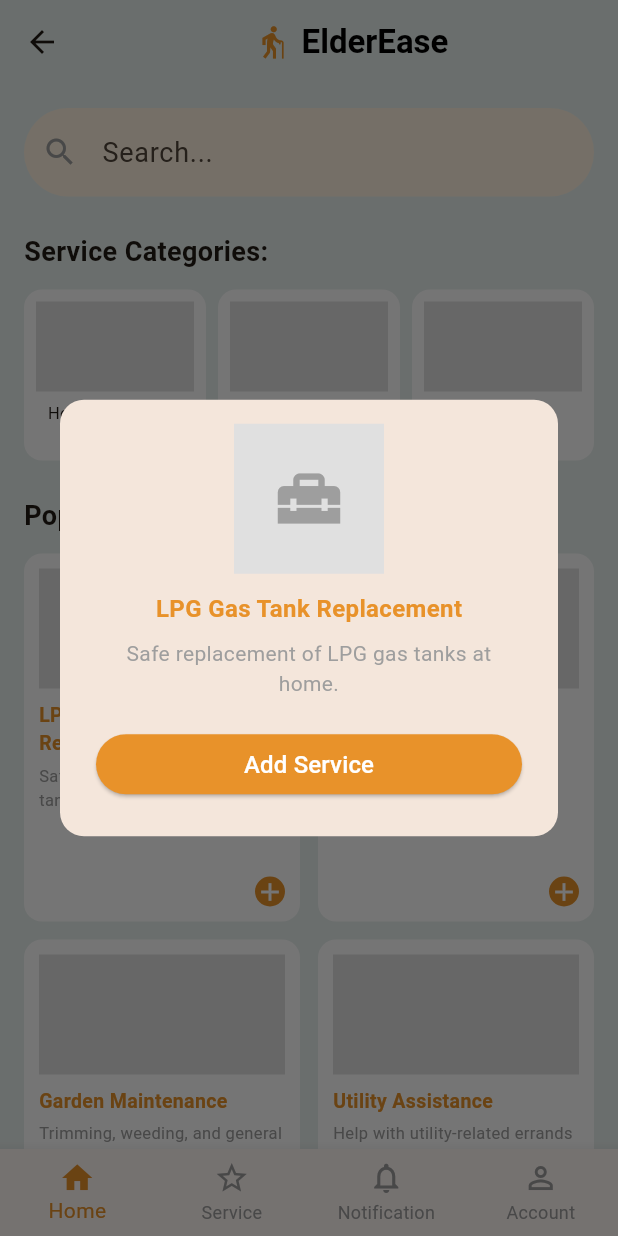
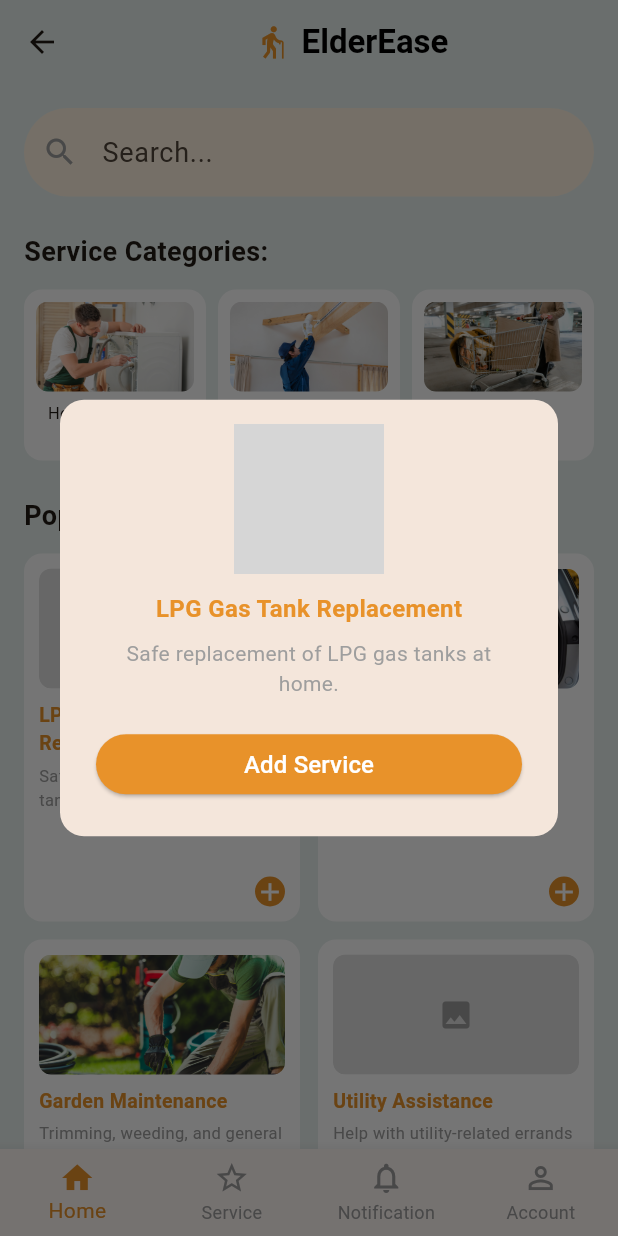
Before and after one commit to bertxdd/elderease, a Flutter app: the HomeScreen screen opened directly with empty values, item 2 of the bottom bar chosen, after a tap on the "arrow back" icon, after a tap on the "add" icon, on a phone screen of 412 x 824 dp. Run offline on Flutter 3.47's test engine with Material 3 defaults, Android fonts, the phone set to English and light mode, and no system bars; our stand-ins replace flutter_map, geolocator, latlong2, shared_preferences; accounts and stored records are empty; network calls fail; grey boxes are pictures that could not be loaded.

Commit message:
Refactor service categories and add image assets for improved UI representation

```diff
--- /dev/null
+++ b/lib/config/service_image_config.dart
@@ -0,0 +1,73 @@
+import 'package:flutter/material.dart';
+
+const Map<String, String> categoryImageByTitle = {
+  'Heavy Household Chores': 'lib/screens/heavy household chores.png',
+  'Home Maintenance & Support': 'lib/screens/home maintenance.png',
+  'Errands and Logistics': 'lib/screens/errands and logistics.png',
+};
+
+const Map<String, String> serviceImageByName = {
+  'LPG Gas Tank Replacement': 'lib/screens/lpg gas tank replacement.png',
+  'Grocery Collection': 'lib/screens/grocery cpllection.png',
+  'Garden Maintenance': 'lib/screens/garden maintenance.png',
+  'Utility Assistance': 'lib/screens/utility assistance.png',
+  'Water Container Refill': 'lib/screens/water container refill.png',
+  'Medical Prescription Pickup': 'lib/screens/medical prescription pickup.png',
+};
+
+String? categoryImagePath(String categoryTitle) {
+  return categoryImageByTitle[categoryTitle];
+}
+
+String? serviceImagePath(String serviceName) {
+  return serviceImageByName[serviceName];
+}
+
+Widget buildMappedImage(
+  String? assetPath, {
+  required double height,
+  double? width,
+  BoxFit fit = BoxFit.cover,
+  BorderRadius borderRadius = const BorderRadius.all(Radius.circular(8)),
+}) {
+  if (assetPath == null || assetPath.isEmpty) {
+    return _buildImageFallback(height: height, width: width, borderRadius: borderRadius);
+  }
+
+  return SizedBox(
+    height: height,
+    width: width,
+    child: ClipRRect(
+      borderRadius: borderRadius,
+      child: Image.asset(
+        assetPath,
+        fit: fit,
+        errorBuilder: (context, error, stackTrace) {
+          return _buildImageFallback(
+            height: height,
+            width: width,
+            borderRadius: borderRadius,
+          );
+        },
+      ),
+    ),
+  );
+}
+
+Widget _buildImageFallback({
+  required double height,
+  double? width,
+  required BorderRadius borderRadius,
+}) {
+  return Container(
+    height: height,
+    width: width,
+    decoration: BoxDecoration(
+      color: Colors.grey[300],
+      borderRadius: borderRadius,
+    ),
+    child: const Center(
+      child: Icon(Icons.image, color: Colors.grey),
+    ),
+  );
+}
--- a/lib/models/service_model.dart
+++ b/lib/models/service_model.dart
@@ -20,7 +20,7 @@ final List<ServiceModel> allServices = [
     id: '1',
     name: 'LPG Gas Tank Replacement',
     description: 'Safe replacement of LPG gas tanks at home.',
-    category: 'Heavy Household Chores',
+    category: 'Home Maintenance & Support',
   ),
   ServiceModel(
     id: '2',
@@ -32,19 +32,19 @@ final List<ServiceModel> allServices = [
     id: '3',
     name: 'Garden Maintenance',
     description: 'Trimming, weeding, and general garden care.',
-    category: 'Heavy Household Chores',
+    category: 'Home Maintenance & Support',
   ),
   ServiceModel(
     id: '4',
     name: 'Utility Assistance',
     description: 'Help with utility-related errands and account coordination.',
-    category: 'Errands and Logistics',
+    category: 'Home Maintenance & Support',
   ),
   ServiceModel(
     id: '5',
     name: 'Water Container Refill',
     description: 'Lift and place heavy water containers.',
-    category: 'Heavy Household Chores',
+    category: 'Home Maintenance & Support',
   ),
   ServiceModel(
     id: '6',
--- a/lib/screens/home_screen.dart
+++ b/lib/screens/home_screen.dart
@@ -1,4 +1,5 @@
 import 'package:flutter/material.dart';
+import '../config/service_image_config.dart';
 import '../models/service_model.dart';
 import '../widgets/bottom_nav.dart';
 import 'category_screen.dart';
@@ -20,6 +21,7 @@ class HomeScreen extends StatefulWidget {
 
 class _HomeScreenState extends State<HomeScreen> {
   static const int _currentTab = 0;
+
   // This list holds services the user has added
   late final List<ServiceModel> _myServices;
   String _searchQuery = '';
@@ -38,14 +40,14 @@ class _HomeScreenState extends State<HomeScreen> {
         content: Column(
           mainAxisSize: MainAxisSize.min,
           children: [
-            Container(
+            SizedBox(
               height: 100,
               width: 100,
-              color: Colors.grey[300],
-              child: const Icon(
-                Icons.home_repair_service,
-                size: 50,
-                color: Colors.grey,
+              child: buildMappedImage(
+                serviceImagePath(service.name),
+                height: 100,
+                width: 100,
+                borderRadius: BorderRadius.circular(10),
               ),
             ),
             const SizedBox(height: 12),
@@ -250,14 +252,16 @@ class _HomeScreenState extends State<HomeScreen> {
 
   // Build a single category card
   Widget _buildCategoryCard(String title) {
+    final normalizedTitle = title.replaceAll('\n', ' ');
+
     return GestureDetector(
       onTap: () => Navigator.push(
         context,
         MaterialPageRoute(
           builder: (_) => CategoryScreen(
-            category: title.replaceAll('\n', ' '),
+            category: normalizedTitle,
             services: allServices
-                .where((s) => s.category == title.replaceAll('\n', ' '))
+                .where((s) => s.category == normalizedTitle)
                 .toList(),
             onAdd: (s) {
               if (!_myServices.any((ms) => ms.id == s.id)) {
@@ -275,7 +279,16 @@ class _HomeScreenState extends State<HomeScreen> {
         ),
         child: Column(
           children: [
-            Container(height: 60, color: Colors.grey[300]),
+            SizedBox(
+              height: 60,
+              width: double.infinity,
+              child: buildMappedImage(
+                categoryImagePath(normalizedTitle),
+                height: 60,
+                width: double.infinity,
+                borderRadius: BorderRadius.circular(8),
+              ),
+            ),
             const SizedBox(height: 6),
             Text(
               title,
@@ -300,7 +313,16 @@ class _HomeScreenState extends State<HomeScreen> {
         child: Column(
           crossAxisAlignment: CrossAxisAlignment.start,
           children: [
-            Container(height: 80, color: Colors.grey[300]),
+            SizedBox(
+              height: 80,
+              width: double.infinity,
+              child: buildMappedImage(
+                serviceImagePath(service.name),
+                height: 80,
+                width: double.infinity,
+                borderRadius: BorderRadius.circular(8),
+              ),
+            ),
             const SizedBox(height: 8),
             Text(
               service.name,
@@ -336,4 +358,5 @@ class _HomeScreenState extends State<HomeScreen> {
       ),
     );
   }
+
 }
```
Also changed, not shown: lib/screens/category_screen.dart (+7 -1 lines), lib/screens/your_service_screen.dart (+5 -3 lines), pubspec.yaml (+11 -0 lines), lib/screens/errands and logistics.png (added), lib/screens/garden maintenance.png (added), lib/screens/grocery cpllection.png (added), lib/screens/heavy household chores.png (added), lib/screens/home maintenance.png (added), lib/screens/medical prescription pickup.png (added), pubspec.lock, 4 other files.
